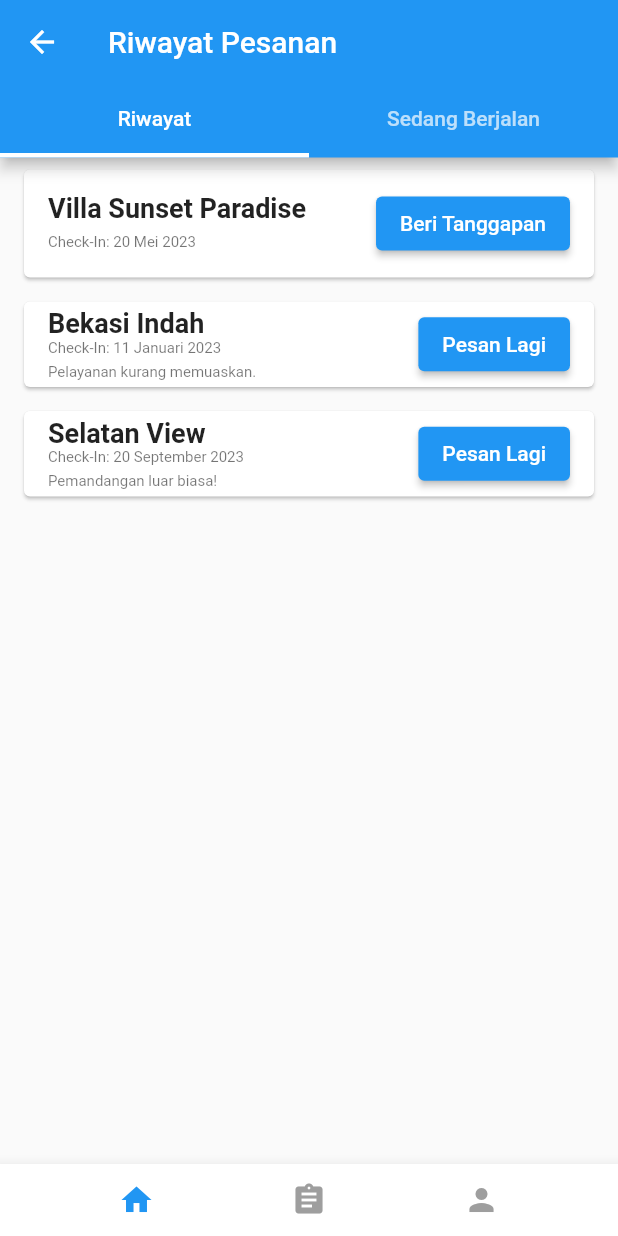
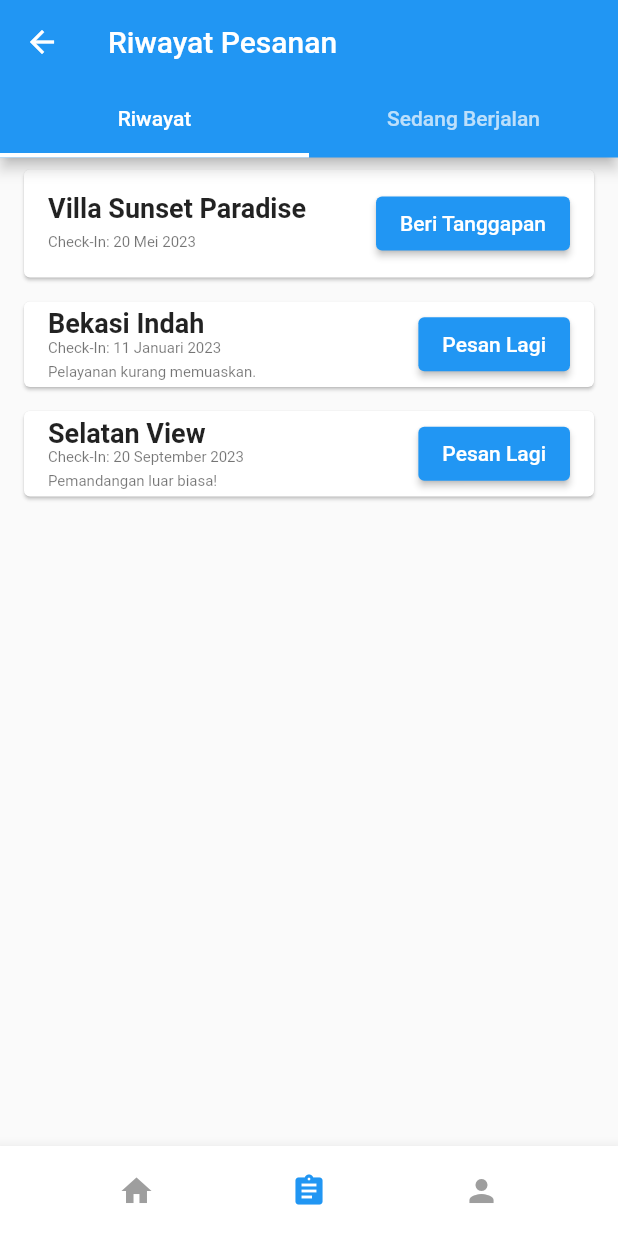
Before and after one commit to darullathief/stayzen, a Flutter app: the OrderHistoryPage screen opened directly, item 3 of the bottom bar chosen, after a tap on the "assignment" icon, on a phone screen of 412 x 824 dp. Run offline on Flutter 3.47's test engine with Material 2 defaults, Android fonts, the phone set to English and light mode, and no system bars; our stand-ins replace fluttertoast, progress_dialog_null_safe; network calls fail.

Commit message:
bottom app bar

```diff
--- a/lib/BottomAppBar.dart
+++ b/lib/BottomAppBar.dart
@@ -5,6 +5,9 @@ import 'package:stayzen/riwayat.dart';
 import 'Home.dart';
 
 class MyBottomAppBar extends StatefulWidget {
+  final int currentIndex;
+
+  const MyBottomAppBar({super.key, required this.currentIndex});
   @override
   _MyBottomAppBarState createState() => _MyBottomAppBarState();
 }
@@ -15,47 +18,43 @@ class _MyBottomAppBarState extends State<MyBottomAppBar> {
   @override
   Widget build(BuildContext context) {
     return BottomAppBar(
+      height: 60,
       shape: CircularNotchedRectangle(),
+
       child: Row(
         mainAxisAlignment: MainAxisAlignment.spaceEvenly,
         children: [
           IconButton(
             icon: Icon(Icons.home),
-            color: _currentIndex == 0 ? Colors.blue : Colors.grey,
+            color: widget.currentIndex == 0 ? Colors.blue : Colors.grey,
             onPressed: () {
               setState(() {
                 _currentIndex = 0;
               });
-              Navigator.push(
-                  context,
-                  MaterialPageRoute(
-                      builder: (context) => HomeScreen()));
+              Navigator.push(context,
+                  MaterialPageRoute(builder: (context) => HomeScreen()));
             },
           ),
           IconButton(
             icon: Icon(Icons.assignment),
-            color: _currentIndex == 1 ? Colors.blue : Colors.grey,
+            color: widget.currentIndex == 1 ? Colors.blue : Colors.grey,
             onPressed: () {
               setState(() {
                 _currentIndex = 1;
               });
-              Navigator.push(
-                  context,
-                  MaterialPageRoute(
-                      builder: (context) => OrderHistoryPage()));
+              Navigator.push(context,
+                  MaterialPageRoute(builder: (context) => OrderHistoryPage()));
             },
           ),
           IconButton(
             icon: Icon(Icons.person),
-            color: _currentIndex == 2 ? Colors.blue : Colors.grey,
+            color: widget.currentIndex == 2 ? Colors.blue : Colors.grey,
             onPressed: () {
               setState(() {
                 _currentIndex = 2;
               });
-              Navigator.push(
-                  context,
-                  MaterialPageRoute(
-                      builder: (context) => ProfilePage()));
+              Navigator.push(context,
+                  MaterialPageRoute(builder: (context) => ProfilePage()));
             },
           ),
         ],
--- a/lib/Home.dart
+++ b/lib/Home.dart
@@ -472,7 +472,7 @@ class _MyHomePageState extends State<MyHomePage> {
                 ),
               )
             ])),
-        bottomNavigationBar: MyBottomAppBar()
+        bottomNavigationBar: MyBottomAppBar(currentIndex: 0,)
         // This trailing comma makes auto-formatting nicer for build methods.
         );
   }
--- a/lib/profil.dart
+++ b/lib/profil.dart
@@ -214,7 +214,7 @@ class ProfilePage extends StatelessWidget {
           ),
         ),
       ),
-      bottomNavigationBar: MyBottomAppBar()
+      bottomNavigationBar: MyBottomAppBar(currentIndex: 2,)
     );
   }
 }
--- a/lib/riwayat.dart
+++ b/lib/riwayat.dart
@@ -72,7 +72,7 @@ class _OrderHistoryPageState extends State<OrderHistoryPage>
           ),
         ],
       ),
-      bottomNavigationBar: MyBottomAppBar(),
+      bottomNavigationBar: MyBottomAppBar(currentIndex: 1,),
     );
   }
 }
```
